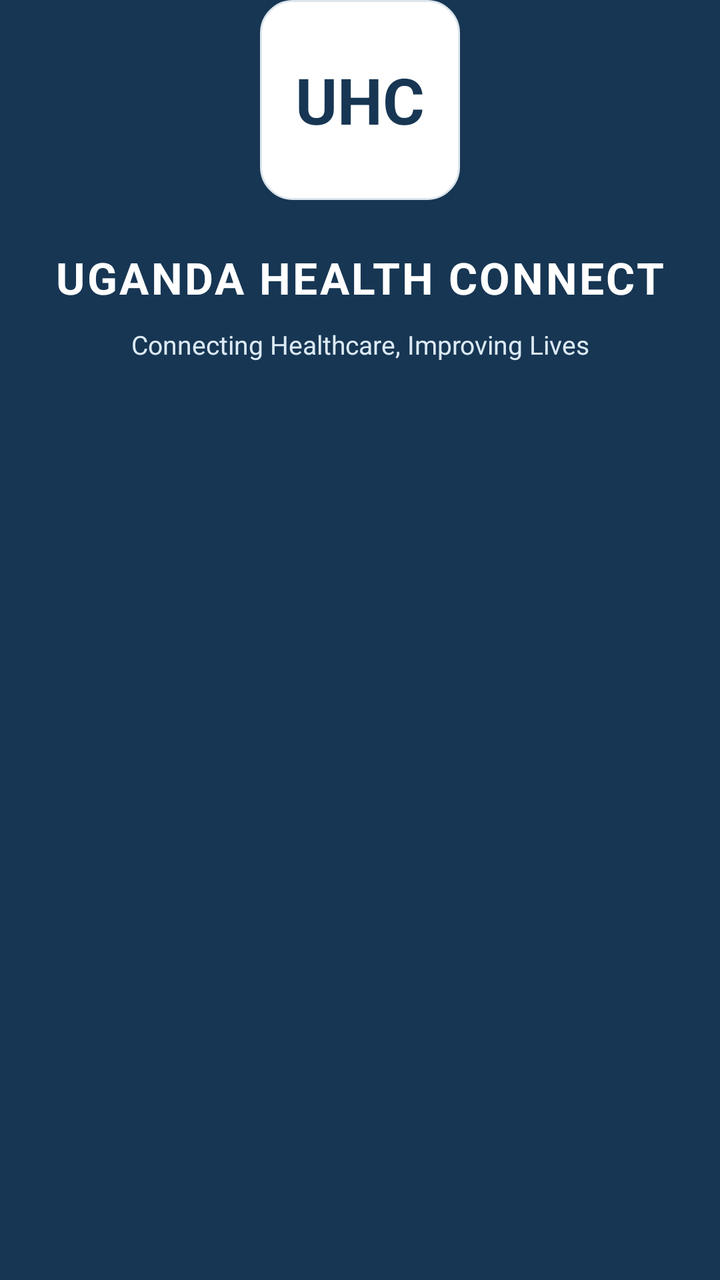
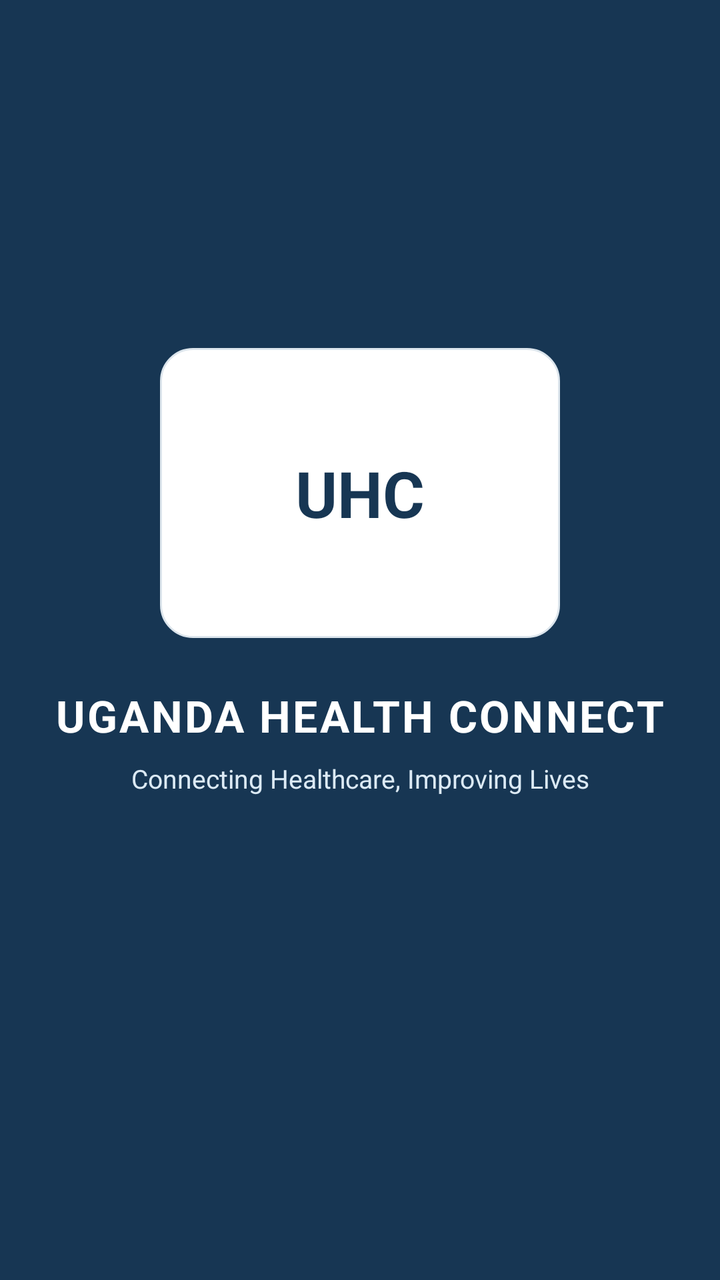

An Android layout rendered at two revisions. The XML below is the earlier revision; the diff shows what the commit changed to produce the second picture.
<!-- AndroidManifest.xml: application theme Theme.HospitalDetails -->
<!-- res/layout/activity_splash.xml -->
<?xml version="1.0" encoding="utf-8"?>
<androidx.constraintlayout.widget.ConstraintLayout
    xmlns:android="http://schemas.android.com/apk/res/android"
    xmlns:app="http://schemas.android.com/apk/res-auto"
    android:layout_width="match_parent"
    android:layout_height="match_parent"
    android:background="#173653">

    <TextView
        android:id="@+id/txtLogo"
        android:layout_width="100dp"
        android:layout_height="100dp"
        android:background="@drawable/uhc_card"
        android:gravity="center"
        android:text="@string/brand_name"
        android:textColor="#173653"
        android:textSize="32sp"
        android:textStyle="bold"
        app:layout_constraintBottom_toTopOf="@id/txtAppName"
        app:layout_constraintEnd_toEndOf="parent"
        app:layout_constraintStart_toStartOf="parent"
        app:layout_constraintTop_toTopOf="parent"
        app:layout_constraintVertical_chainStyle="packed"
        android:layout_marginBottom="24dp" />

    <TextView
        android:id="@+id/txtAppName"
        android:layout_width="wrap_content"
        android:layout_height="wrap_content"
        android:text="@string/brand_subtitle"
        android:textColor="#FFFFFF"
        android:textSize="22sp"
        android:textStyle="bold"
        android:letterSpacing="0.05"
        app:layout_constraintBottom_toTopOf="@id/txtTagline"
        app:layout_constraintEnd_toEndOf="parent"
        app:layout_constraintStart_toStartOf="parent"
        app:layout_constraintTop_toBottomOf="@id/txtLogo" />

    <TextView
        android:id="@+id/txtTagline"
        android:layout_width="wrap_content"
        android:layout_height="wrap_content"
        android:layout_marginTop="10dp"
        android:text="@string/tagline"
        android:textColor="#DCEAF5"
        android:textSize="13sp"
        app:layout_constraintEnd_toEndOf="parent"
        app:layout_constraintStart_toStartOf="parent"
        app:layout_constraintTop_toBottomOf="@id/txtAppName" />

    <ProgressBar
        android:id="@+id/splashProgress"
        style="?android:attr/progressBarStyle"
        android:layout_width="36dp"
        android:layout_height="36dp"
        android:indeterminate="true"
        android:indeterminateTint="#FFFFFF"
        android:layout_marginTop="32dp"
        app:layout_constraintEnd_toEndOf="parent"
        app:layout_constraintStart_toStartOf="parent"
        app:layout_constraintTop_toBottomOf="@id/txtTagline" />

</androidx.constraintlayout.widget.ConstraintLayout>
<!-- resources referenced by this layout -->
<resources>
  <!-- drawable uhc_card (drawable) -->
  <?xml version="1.0" encoding="utf-8"?>
  <shape xmlns:android="http://schemas.android.com/apk/res/android"><solid android:color="#FFFFFF"/><corners android:radius="16dp"/><stroke android:width="1dp" android:color="#DCE5EC"/></shape>
  <string name="brand_name">UHC</string>
  <string name="brand_subtitle">UGANDA HEALTH CONNECT</string>
  <string name="tagline">Connecting Healthcare, Improving Lives</string>
  <style name="Theme.HospitalDetails" parent="Base.Theme.HospitalDetails">
          
      </style>
  <style name="Base.Theme.HospitalDetails" parent="Theme.Material3.DayNight.NoActionBar">
          <item name="android:windowBackground">@android:color/white</item>
      </style>
</resources>

<!-- the commit's change to res/layout/activity_splash.xml (unified diff, before → after) -->
@@ -8,10 +8,13 @@
 
     <TextView
         android:id="@+id/txtLogo"
-        android:layout_width="100dp"
-        android:layout_height="100dp"
+        android:layout_width="wrap_content"
+        android:layout_height="145dp"
+        android:minWidth="200dp"
+        android:layout_marginBottom="24dp"
         android:background="@drawable/uhc_card"
         android:gravity="center"
+        android:padding="16dp"
         android:text="@string/brand_name"
         android:textColor="#173653"
         android:textSize="32sp"
@@ -20,18 +23,18 @@
         app:layout_constraintEnd_toEndOf="parent"
         app:layout_constraintStart_toStartOf="parent"
         app:layout_constraintTop_toTopOf="parent"
-        app:layout_constraintVertical_chainStyle="packed"
-        android:layout_marginBottom="24dp" />
+        app:layout_constraintVertical_chainStyle="packed" />
 
     <TextView
         android:id="@+id/txtAppName"
         android:layout_width="wrap_content"
         android:layout_height="wrap_content"
+        android:layout_marginBottom="8dp"
+        android:letterSpacing="0.05"
         android:text="@string/brand_subtitle"
         android:textColor="#FFFFFF"
         android:textSize="22sp"
         android:textStyle="bold"
-        android:letterSpacing="0.05"
         app:layout_constraintBottom_toTopOf="@id/txtTagline"
         app:layout_constraintEnd_toEndOf="parent"
         app:layout_constraintStart_toStartOf="parent"
@@ -41,10 +44,11 @@
         android:id="@+id/txtTagline"
         android:layout_width="wrap_content"
         android:layout_height="wrap_content"
-        android:layout_marginTop="10dp"
+        android:layout_marginBottom="32dp"
         android:text="@string/tagline"
         android:textColor="#DCEAF5"
         android:textSize="13sp"
+        app:layout_constraintBottom_toTopOf="@id/splashProgress"
         app:layout_constraintEnd_toEndOf="parent"
         app:layout_constraintStart_toStartOf="parent"
         app:layout_constraintTop_toBottomOf="@id/txtAppName" />
@@ -56,7 +60,7 @@
         android:layout_height="36dp"
         android:indeterminate="true"
         android:indeterminateTint="#FFFFFF"
-        android:layout_marginTop="32dp"
+        app:layout_constraintBottom_toBottomOf="parent"
         app:layout_constraintEnd_toEndOf="parent"
         app:layout_constraintStart_toStartOf="parent"
         app:layout_constraintTop_toBottomOf="@id/txtTagline" />
